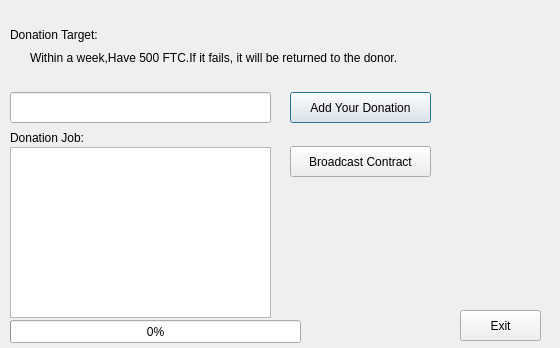
First picture: the form in src/qt/forms/debugdialog.ui, repository FeatherCoin/Feathercoin, before the edit.
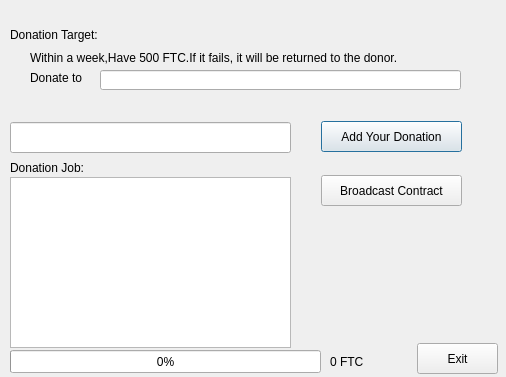
Second picture: the form after the edit. Icons and pictures are not drawn.

The edit to the form file:
```diff
--- a/src/qt/forms/debugdialog.ui
+++ b/src/qt/forms/debugdialog.ui
@@ -6,8 +6,8 @@
    <rect>
     <x>0</x>
     <y>0</y>
-    <width>560</width>
-    <height>348</height>
+    <width>506</width>
+    <height>377</height>
    </rect>
   </property>
   <property name="windowTitle">
@@ -16,8 +16,8 @@
   <widget class="QPushButton" name="AddTransBtn">
    <property name="geometry">
     <rect>
-     <x>290</x>
-     <y>92</y>
+     <x>321</x>
+     <y>121</y>
      <width>141</width>
      <height>31</height>
     </rect>
@@ -62,8 +62,8 @@
   <widget class="QPushButton" name="exitButton">
    <property name="geometry">
     <rect>
-     <x>460</x>
-     <y>310</y>
+     <x>417</x>
+     <y>343</y>
      <width>81</width>
      <height>31</height>
     </rect>
@@ -86,8 +86,8 @@
    <property name="geometry">
     <rect>
      <x>10</x>
-     <y>320</y>
-     <width>291</width>
+     <y>350</y>
+     <width>311</width>
      <height>23</height>
     </rect>
    </property>
@@ -112,8 +112,8 @@
    <property name="geometry">
     <rect>
      <x>10</x>
-     <y>147</y>
-     <width>261</width>
+     <y>177</y>
+     <width>281</width>
      <height>171</height>
     </rect>
    </property>
@@ -122,8 +122,8 @@
    <property name="geometry">
     <rect>
      <x>10</x>
-     <y>92</y>
-     <width>261</width>
+     <y>122</y>
+     <width>281</width>
      <height>31</height>
     </rect>
    </property>
@@ -131,8 +131,8 @@
   <widget class="QPushButton" name="BroadcastBtn">
    <property name="geometry">
     <rect>
-     <x>290</x>
-     <y>146</y>
+     <x>321</x>
+     <y>175</y>
      <width>141</width>
      <height>31</height>
     </rect>
@@ -149,7 +149,7 @@
    <property name="geometry">
     <rect>
      <x>10</x>
-     <y>130</y>
+     <y>160</y>
      <width>151</width>
      <height>16</height>
     </rect>
@@ -158,6 +158,42 @@
     <string>Donation Job:</string>
    </property>
   </widget>
+  <widget class="QLabel" name="totalLabel">
+   <property name="geometry">
+    <rect>
+     <x>330</x>
+     <y>354</y>
+     <width>71</width>
+     <height>16</height>
+    </rect>
+   </property>
+   <property name="text">
+    <string>0 FTC</string>
+   </property>
+  </widget>
+  <widget class="QLineEdit" name="targetLine">
+   <property name="geometry">
+    <rect>
+     <x>100</x>
+     <y>70</y>
+     <width>361</width>
+     <height>20</height>
+    </rect>
+   </property>
+  </widget>
+  <widget class="QLabel" name="label_4">
+   <property name="geometry">
+    <rect>
+     <x>30</x>
+     <y>70</y>
+     <width>71</width>
+     <height>16</height>
+    </rect>
+   </property>
+   <property name="text">
+    <string>Donate to</string>
+   </property>
+  </widget>
  </widget>
  <resources>
   <include location="../bitcoin.qrc"/>
```
Left out of the diff: 2 changed lines with no effect on the pictures.
